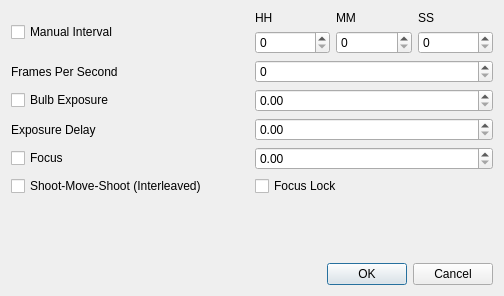
DynamicPerception/Graffik_Legacy, file Graffik/gui/film/Dialogs/cameracontroldialog.ui: the form before one commit.
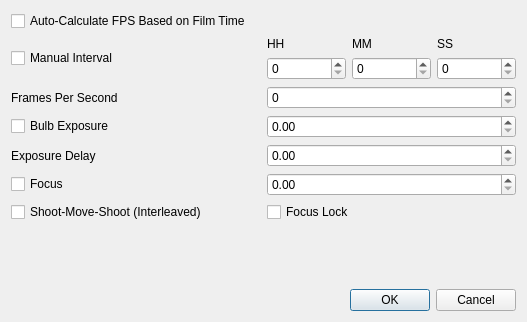
The form after the commit.

Commit message: * Beginnings of film execution handler

```diff
--- a/Graffik/gui/film/Dialogs/cameracontroldialog.ui
+++ b/Graffik/gui/film/Dialogs/cameracontroldialog.ui
@@ -6,8 +6,8 @@
    <rect>
     <x>0</x>
     <y>0</y>
-    <width>504</width>
-    <height>296</height>
+    <width>527</width>
+    <height>322</height>
    </rect>
   </property>
   <property name="windowTitle">
@@ -16,7 +16,7 @@
   <layout class="QGridLayout" name="gridLayout_3">
    <item row="0" column="0">
     <layout class="QGridLayout" name="gridLayout_2">
-     <item row="0" column="1">
+     <item row="1" column="1">
       <layout class="QGridLayout" name="gridLayout">
        <item row="1" column="0">
         <widget class="QSpinBox" name="hhSpinBox"/>
@@ -50,35 +50,35 @@
        </item>
       </layout>
      </item>
-     <item row="2" column="0">
+     <item row="3" column="0">
       <widget class="QCheckBox" name="bulbCheck">
        <property name="text">
         <string>Bulb Exposure</string>
        </property>
       </widget>
      </item>
-     <item row="3" column="0">
+     <item row="4" column="0">
       <widget class="QLabel" name="label">
        <property name="text">
         <string>Exposure Delay</string>
        </property>
       </widget>
      </item>
-     <item row="4" column="0">
+     <item row="5" column="0">
       <widget class="QCheckBox" name="focusCheck">
        <property name="text">
         <string>Focus</string>
        </property>
       </widget>
      </item>
-     <item row="6" column="0">
+     <item row="7" column="0">
       <widget class="QCheckBox" name="smsCheck">
        <property name="text">
         <string>Shoot-Move-Shoot (Interleaved)</string>
        </property>
       </widget>
      </item>
-     <item row="8" column="0" colspan="2">
+     <item row="9" column="0" colspan="2">
       <widget class="QDialogButtonBox" name="buttonBox">
        <property name="orientation">
         <enum>Qt::Horizontal</enum>
@@ -88,23 +88,23 @@
        </property>
       </widget>
      </item>
-     <item row="2" column="1">
-      <widget class="QDoubleSpinBox" name="bulbSpin"/>
-     </item>
      <item row="3" column="1">
-      <widget class="QDoubleSpinBox" name="delaySpin"/>
+      <widget class="QDoubleSpinBox" name="bulbSpin"/>
      </item>
      <item row="4" column="1">
+      <widget class="QDoubleSpinBox" name="delaySpin"/>
+     </item>
+     <item row="5" column="1">
       <widget class="QDoubleSpinBox" name="focusSpin"/>
      </item>
-     <item row="6" column="1">
+     <item row="7" column="1">
       <widget class="QCheckBox" name="lockCheck">
        <property name="text">
         <string>Focus Lock</string>
        </property>
       </widget>
      </item>
-     <item row="7" column="0">
+     <item row="8" column="0">
       <spacer name="verticalSpacer">
        <property name="orientation">
         <enum>Qt::Vertical</enum>
@@ -117,23 +117,30 @@
        </property>
       </spacer>
      </item>
-     <item row="0" column="0">
+     <item row="1" column="0">
       <widget class="QCheckBox" name="intervalCheck">
        <property name="text">
         <string>Manual Interval</string>
        </property>
       </widget>
      </item>
-     <item row="1" column="0">
+     <item row="2" column="0">
       <widget class="QLabel" name="label_2">
        <property name="text">
         <string>Frames Per Second</string>
        </property>
       </widget>
      </item>
-     <item row="1" column="1">
+     <item row="2" column="1">
       <widget class="QSpinBox" name="fpsSpin"/>
      </item>
+     <item row="0" column="0">
+      <widget class="QCheckBox" name="autoCheck">
+       <property name="text">
+        <string>Auto-Calculate FPS Based on Film Time</string>
+       </property>
+      </widget>
+     </item>
     </layout>
    </item>
   </layout>
```
The commit also changes 8 other files.
